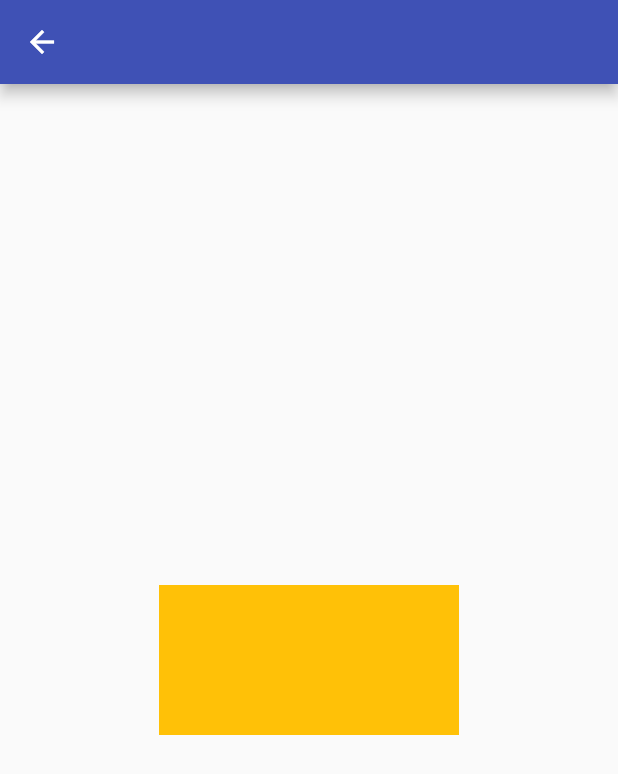
After one commit to MohsenKhosravinia/Flutter, a Flutter app: the AnimatedSwitcherScreen screen opened directly, on a phone screen of 412 x 824 dp. The commit adds this screen. Shown: the top 774 px of the screen. Run offline on Flutter 3.47's test engine with Material 2 defaults, Android fonts, the phone set to English and light mode, and no system bars.

Commit message:
Implement an anmiated switcher.

```diff
--- /dev/null
+++ b/example_animation/lib/screens/animated_switcher_screen.dart
@@ -0,0 +1,49 @@
+import 'package:flutter/material.dart';
+
+class AnimatedSwitcherScreen extends StatefulWidget {
+  const AnimatedSwitcherScreen({Key? key}) : super(key: key);
+
+  @override
+  State<AnimatedSwitcherScreen> createState() => _AnimatedSwitcherScreenState();
+}
+
+class _AnimatedSwitcherScreenState extends State<AnimatedSwitcherScreen> {
+  bool _isFirstWidget = true;
+
+  final Widget _firstWidget = Container(
+    key: const ValueKey(1),
+    color: Colors.red,
+    width: 100,
+    height: 200,
+  );
+
+  final Widget _secondWidget = Container(
+    key: const ValueKey(2),
+    color: Colors.amber,
+    width: 200,
+    height: 100,
+  );
+
+  @override
+  Widget build(BuildContext context) {
+    return Scaffold(
+      appBar: AppBar(),
+      body: Center(
+        child: GestureDetector(
+          child: AnimatedSwitcher(
+            duration: const Duration(milliseconds: 300),
+            transitionBuilder: (child, animation) {
+              return ScaleTransition(child: child, scale: animation);
+            },
+            child: _isFirstWidget ? _secondWidget : _firstWidget,
+          ),
+          onTap: () {
+            setState(() {
+              _isFirstWidget = !_isFirstWidget;
+            });
+          },
+        ),
+      ),
+    );
+  }
+}
--- a/example_animation/lib/screens/home_screen.dart
+++ b/example_animation/lib/screens/home_screen.dart
@@ -1,4 +1,5 @@
 import 'package:example_animation/screens/animated_crossfade_screen.dart';
+import 'package:example_animation/screens/animated_switcher_screen.dart';
 import 'package:flutter/material.dart';
 
 import 'animated_container_screen.dart';
@@ -18,7 +19,8 @@ class HomeScreen extends StatelessWidget {
     {'Animated opacity': AnimatedOpacityScreen()},
     {'Animated padding': AnimatedPaddingScreen()},
     {'Animated positioned': AnimatedPositionedScreen()},
-    {'Animated crossFade': AnimatedCrossFadeScreen()}
+    {'Animated crossFade': AnimatedCrossFadeScreen()},
+    {'Animated switcher': AnimatedSwitcherScreen()}
   ];
 
   @override
```
